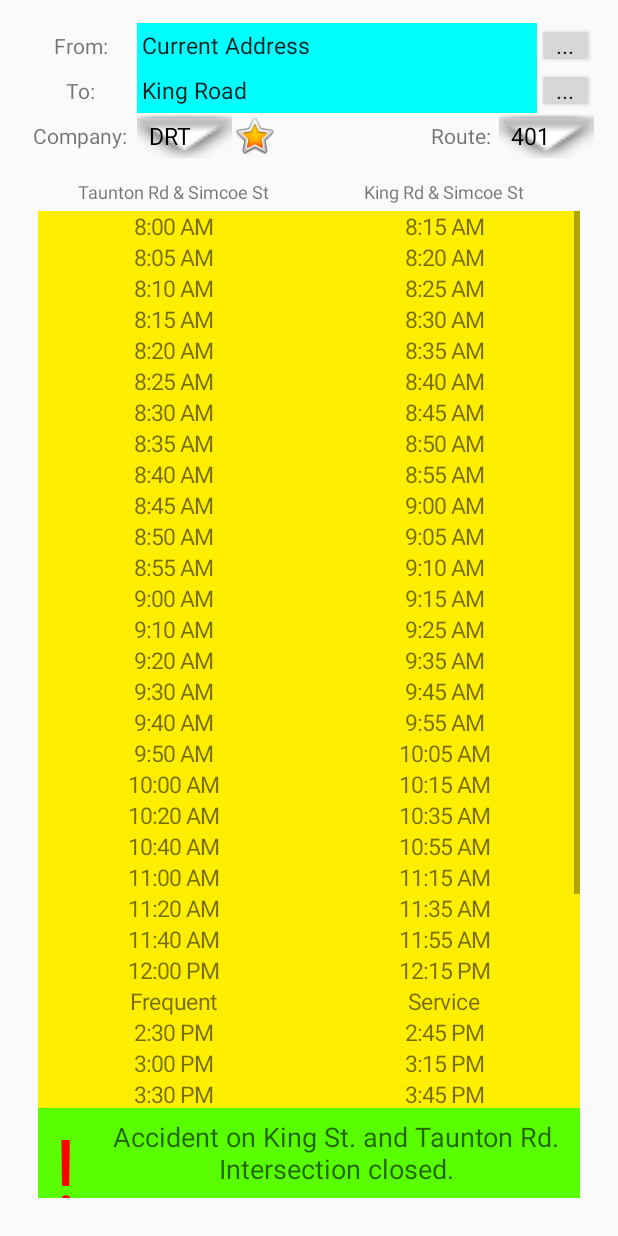
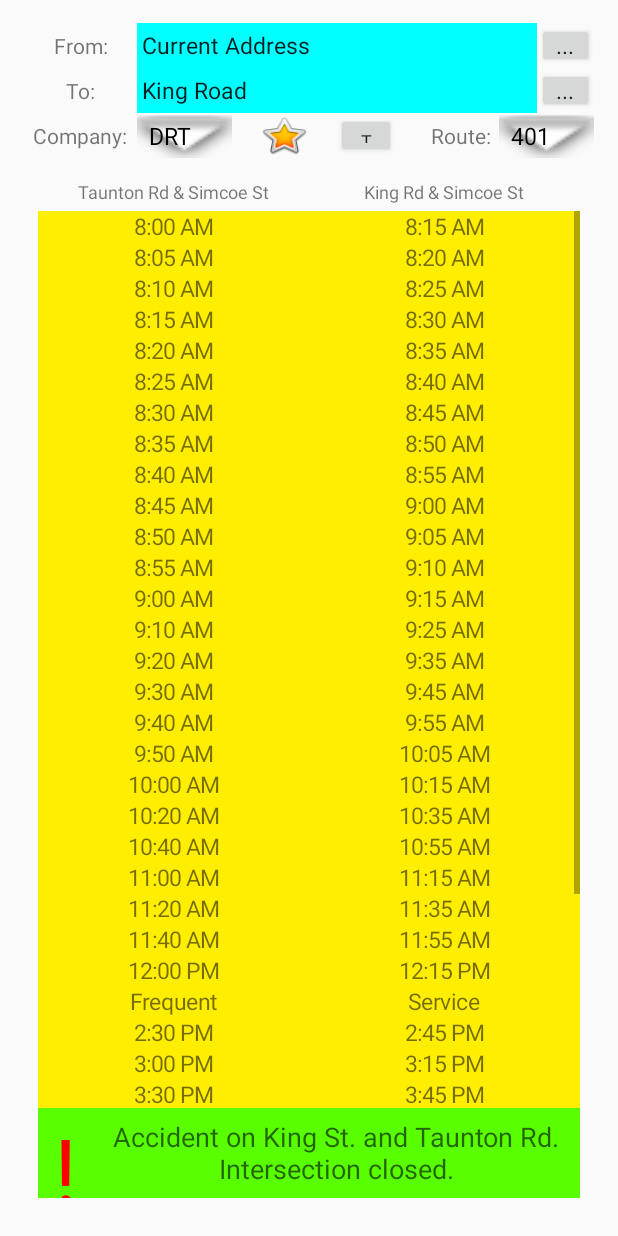
Before and after one commit to projecttemp/hci-android_prototype, an Android app: the Tab3Act screen opened directly, with no data from a screen before it, on a phone screen of 412 x 824 dp. Run offline under Robolectric (Android 15) with nearby library versions, the phone set to English and light mode, and no system bars.

```diff
--- a/app/src/main/java/app/bus/project/Front.java
+++ b/app/src/main/java/app/bus/project/Front.java
@@ -1,5 +1,6 @@
 package app.bus.project;
 
+import android.app.Activity;
 import android.os.Bundle;
 import android.content.Intent;
 import android.app.ActivityGroup;
--- a/app/src/main/res/layout/activity_tab3.xml
+++ b/app/src/main/res/layout/activity_tab3.xml
@@ -124,13 +124,45 @@
             android:layout_height="match_parent"
             android:layout_weight="0.5">
 
+            <LinearLayout
+                android:orientation="horizontal"
+                android:layout_width="0dp"
+                android:layout_height="match_parent"
+                android:layout_weight="0.15"></LinearLayout>
+
             <Button
-                android:layout_width="30dp"
+                android:layout_width="0dp"
                 android:layout_height="match_parent"
                 android:id="@+id/schBtnFav"
                 android:textAlignment="center"
                 android:typeface="sans"
-                android:background="@android:drawable/btn_star_big_on" />
+                android:background="@android:drawable/btn_star_big_on"
+                android:layout_weight="0.3" />
+
+            <LinearLayout
+                android:orientation="horizontal"
+                android:layout_width="0dp"
+                android:layout_height="match_parent"
+                android:layout_weight="0.15" />
+
+            <Button
+                android:layout_width="0dp"
+                android:layout_height="match_parent"
+                android:text="T"
+                android:id="@+id/schBtnTime"
+                android:layout_weight="0.35"
+                android:typeface="sans"
+                android:textAlignment="center"
+                android:textSize="12dp" />
+
+            <LinearLayout
+                android:orientation="horizontal"
+                android:layout_width="0dp"
+                android:layout_height="match_parent"
+                android:layout_weight="0.15">
+
+            </LinearLayout>
+
         </LinearLayout>
 
         <TextView
--- /dev/null
+++ b/app/src/main/res/layout/timepicker.xml
@@ -0,0 +1,6 @@
+<?xml version="1.0" encoding="utf-8"?>
+<LinearLayout xmlns:android="http://schemas.android.com/apk/res/android"
+    android:orientation="vertical" android:layout_width="match_parent"
+    android:layout_height="match_parent">
+
+</LinearLayout>
```
Also changed, not shown: app/src/main/java/app/bus/project/Tab3Act.java (+29 -0 lines).
